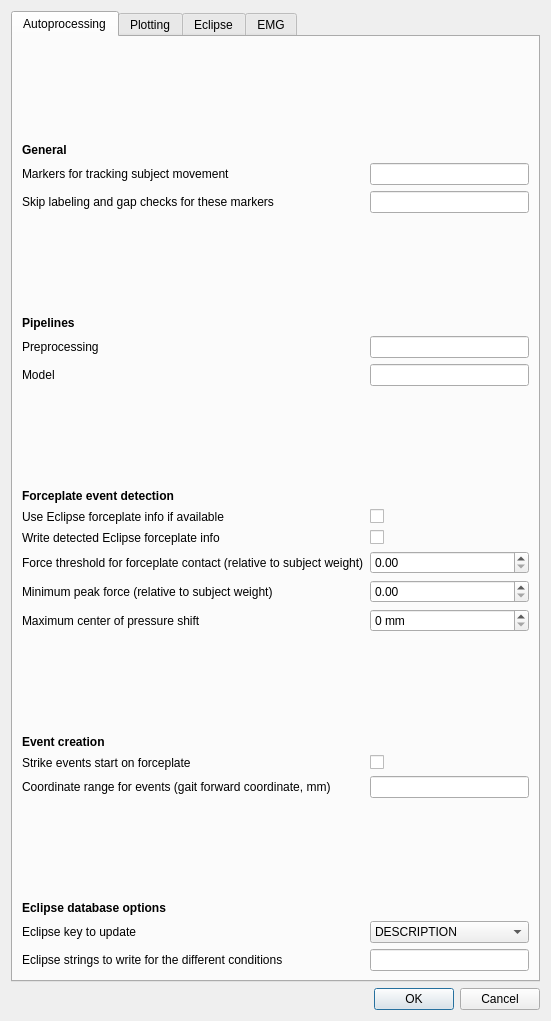
Old version of the form gaitutils/nexus_scripts/options_dialog.ui in the repository NCH-Motion-Laboratory/gaitutils.
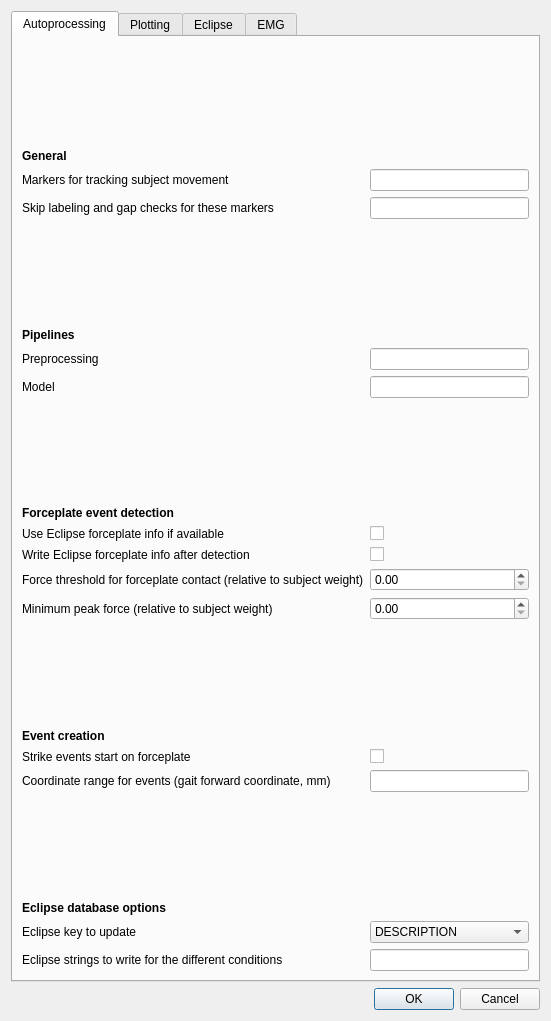
New version of the form.

Commit message: some fixes to options dialog

Diff of the .ui file:
```diff
--- a/gaitutils/nexus_scripts/options_dialog.ui
+++ b/gaitutils/nexus_scripts/options_dialog.ui
@@ -189,6 +189,23 @@
            </property>
           </widget>
          </item>
+         <item row="11" column="0">
+          <widget class="QLabel" name="label_60">
+           <property name="toolTip">
+            <string>&lt;html&gt;&lt;head/&gt;&lt;body&gt;&lt;p&gt;Writes the detected forceplate contacts back into Eclipse after autodetection.&lt;/p&gt;&lt;/body&gt;&lt;/html&gt;</string>
+           </property>
+           <property name="text">
+            <string>Write Eclipse forceplate info after detection</string>
+           </property>
+          </widget>
+         </item>
+         <item row="11" column="1">
+          <widget class="QCheckBox" name="cfg_write_eclipse_fp_info">
+           <property name="text">
+            <string/>
+           </property>
+          </widget>
+         </item>
          <item row="12" column="0">
           <widget class="QLabel" name="label_4">
            <property name="text">
@@ -230,23 +247,6 @@
           </widget>
          </item>
          <item row="14" column="0">
-          <widget class="QLabel" name="label_8">
-           <property name="text">
-            <string>Maximum center of pressure shift</string>
-           </property>
-          </widget>
-         </item>
-         <item row="14" column="1">
-          <widget class="QSpinBox" name="cfg_cop_shift_max">
-           <property name="suffix">
-            <string> mm</string>
-           </property>
-           <property name="maximum">
-            <number>500</number>
-           </property>
-          </widget>
-         </item>
-         <item row="15" column="0">
           <spacer name="verticalSpacer_2">
            <property name="orientation">
             <enum>Qt::Vertical</enum>
@@ -259,7 +259,7 @@
            </property>
           </spacer>
          </item>
-         <item row="16" column="0">
+         <item row="15" column="0">
           <widget class="QLabel" name="label_10">
            <property name="font">
             <font>
@@ -272,7 +272,7 @@
            </property>
           </widget>
          </item>
-         <item row="17" column="0">
+         <item row="16" column="0">
           <widget class="QLabel" name="label_6">
            <property name="toolTip">
             <string>&lt;html&gt;&lt;head/&gt;&lt;body&gt;&lt;p&gt;Whether to start strike events (on a particular side) on the first forceplate contact. This means that kinetics will be available for the 1st gait cycle for the side in question.&lt;/p&gt;&lt;/body&gt;&lt;/html&gt;</string>
@@ -282,14 +282,14 @@
            </property>
           </widget>
          </item>
-         <item row="17" column="1">
+         <item row="16" column="1">
           <widget class="QCheckBox" name="cfg_start_on_forceplate">
            <property name="text">
             <string/>
            </property>
           </widget>
          </item>
-         <item row="18" column="0">
+         <item row="17" column="0">
           <widget class="QLabel" name="label_2">
            <property name="toolTip">
             <string>&lt;html&gt;&lt;head/&gt;&lt;body&gt;&lt;p&gt;Limit events to the given range. The values refer to the principal forward direction of gait, i.e. dimension of largest variance in the trial, which is usually the major axis of the lab.&lt;/p&gt;&lt;p&gt;&lt;br/&gt;&lt;/p&gt;&lt;/body&gt;&lt;/html&gt;</string>
@@ -299,10 +299,10 @@
            </property>
           </widget>
          </item>
-         <item row="18" column="1">
+         <item row="17" column="1">
           <widget class="QLineEdit" name="cfg_events_range"/>
          </item>
-         <item row="19" column="0">
+         <item row="18" column="0">
           <spacer name="verticalSpacer_3">
            <property name="orientation">
             <enum>Qt::Vertical</enum>
@@ -364,23 +364,6 @@
          <item row="22" column="1">
           <widget class="QLineEdit" name="cfg_enf_descriptions"/>
          </item>
-         <item row="11" column="0">
-          <widget class="QLabel" name="label_60">
-           <property name="toolTip">
-            <string>&lt;html&gt;&lt;head/&gt;&lt;body&gt;&lt;p&gt;If any Eclipse FPx fields have the value 'invalid', they will be reset before processing. Plug-in Gait will not output kinetics for plate contacts marked 'invalid'.&lt;/p&gt;&lt;/body&gt;&lt;/html&gt;</string>
-           </property>
-           <property name="text">
-            <string>Write detected Eclipse forceplate info</string>
-           </property>
-          </widget>
-         </item>
-         <item row="11" column="1">
-          <widget class="QCheckBox" name="cfg_write_eclipse_fp_info">
-           <property name="text">
-            <string/>
-           </property>
-          </widget>
-         </item>
         </layout>
        </item>
       </layout>
```
Left out of the diff: 29 changed lines with no effect on the pictures.
